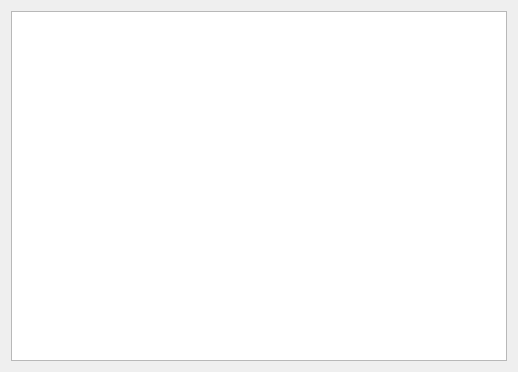
Qt form src/display/qt/dialogs/ui/filters_dialog.ui (mrehkopf/vcs) before a commit.
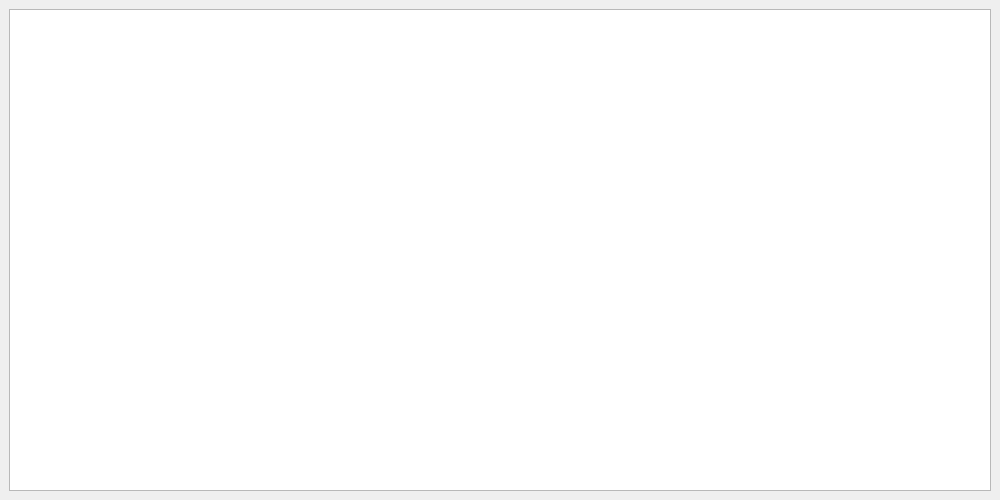
The same form after that commit.

Commit message: Add placeholder content to the new filters dialog

What changed in the file:
```diff
--- a/src/display/qt/dialogs/ui/filters_dialog.ui
+++ b/src/display/qt/dialogs/ui/filters_dialog.ui
@@ -6,14 +6,26 @@
    <rect>
     <x>0</x>
     <y>0</y>
-    <width>518</width>
-    <height>372</height>
+    <width>1000</width>
+    <height>500</height>
    </rect>
   </property>
   <property name="windowTitle">
    <string>Dialog</string>
   </property>
   <layout class="QVBoxLayout" name="verticalLayout">
+   <property name="leftMargin">
+    <number>9</number>
+   </property>
+   <property name="topMargin">
+    <number>9</number>
+   </property>
+   <property name="rightMargin">
+    <number>9</number>
+   </property>
+   <property name="bottomMargin">
+    <number>9</number>
+   </property>
    <item>
     <widget class="QGraphicsView" name="graphicsView"/>
    </item>
```
The commit also changes 5 other files.
